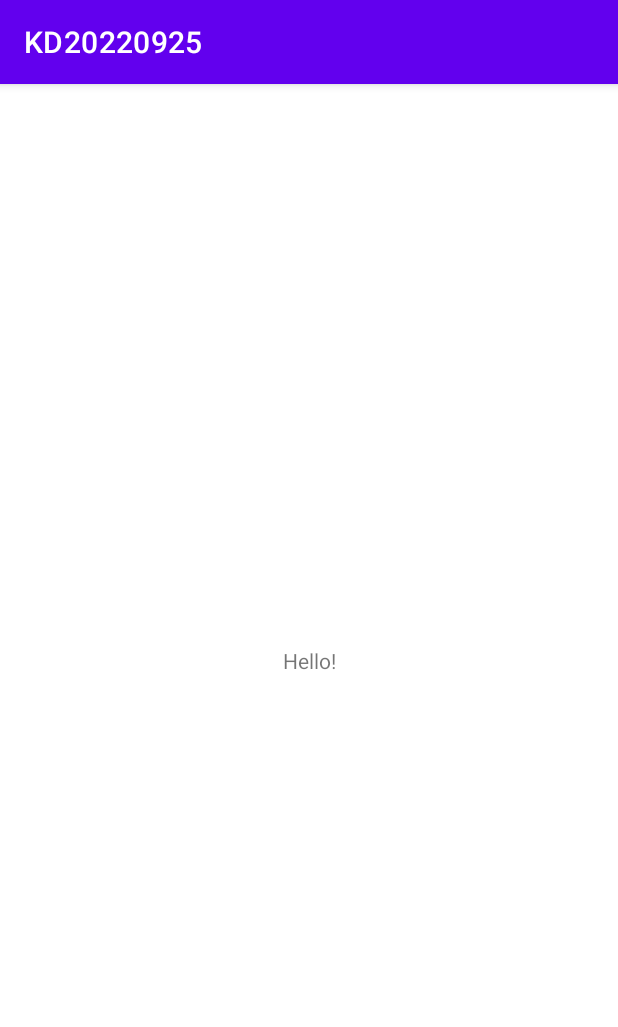
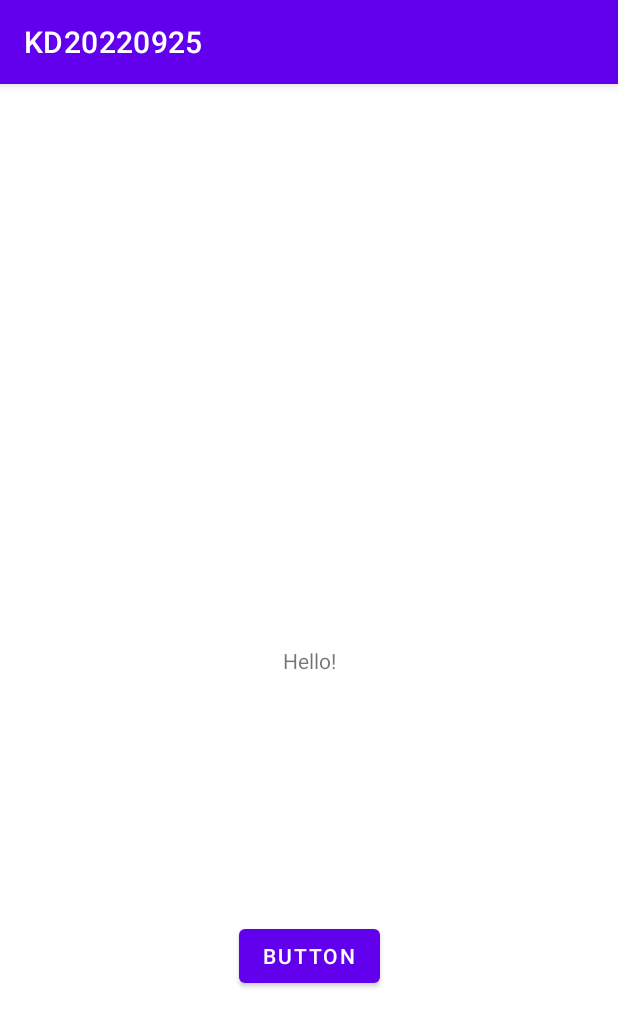
Before and after one commit to katrindi/KD20220925, an Android app: the screen it shows after launch (MainActivity), on a phone screen of 412 x 824 dp. Shown: the top 1027 px of the screen. Run offline under Robolectric (Android 15) with nearby library versions, the phone set to English and light mode, and no system bars.

Commit message:
Added change text button

```diff
--- a/app/src/main/java/com/example/kd20220925/MainActivity.java
+++ b/app/src/main/java/com/example/kd20220925/MainActivity.java
@@ -3,6 +3,8 @@ package com.example.kd20220925;
 import androidx.appcompat.app.AppCompatActivity;
 
 import android.os.Bundle;
+import android.view.View;
+import android.widget.TextView;
 
 public class MainActivity extends AppCompatActivity {
 
@@ -11,4 +13,10 @@ public class MainActivity extends AppCompatActivity {
         super.onCreate(savedInstanceState);
         setContentView(R.layout.activity_main);
     }
+
+    public void onBtnChangeTextClick(View v)
+    {
+        TextView tv = (TextView)findViewById(R.id.tv_main_label);
+        tv.setText("Welcome to android");
+    }
 }
--- a/app/src/main/res/layout/activity_main.xml
+++ b/app/src/main/res/layout/activity_main.xml
@@ -7,6 +7,7 @@
     tools:context=".MainActivity">
 
     <TextView
+        android:id="@+id/tv_main_label"
         android:layout_width="wrap_content"
         android:layout_height="wrap_content"
         android:text="Hello!"
@@ -15,4 +16,15 @@
         app:layout_constraintStart_toStartOf="parent"
         app:layout_constraintTop_toTopOf="parent" />
 
+    <Button
+        android:id="@+id/btn_change_text"
+        android:layout_width="wrap_content"
+        android:layout_height="wrap_content"
+        android:text="Button"
+        android:onClick="onBtnChangeTextClick"
+        app:layout_constraintBottom_toBottomOf="parent"
+        app:layout_constraintEnd_toEndOf="parent"
+        app:layout_constraintStart_toStartOf="parent"
+        app:layout_constraintTop_toBottomOf="@+id/tv_main_label" />
+
 </androidx.constraintlayout.widget.ConstraintLayout>
```
